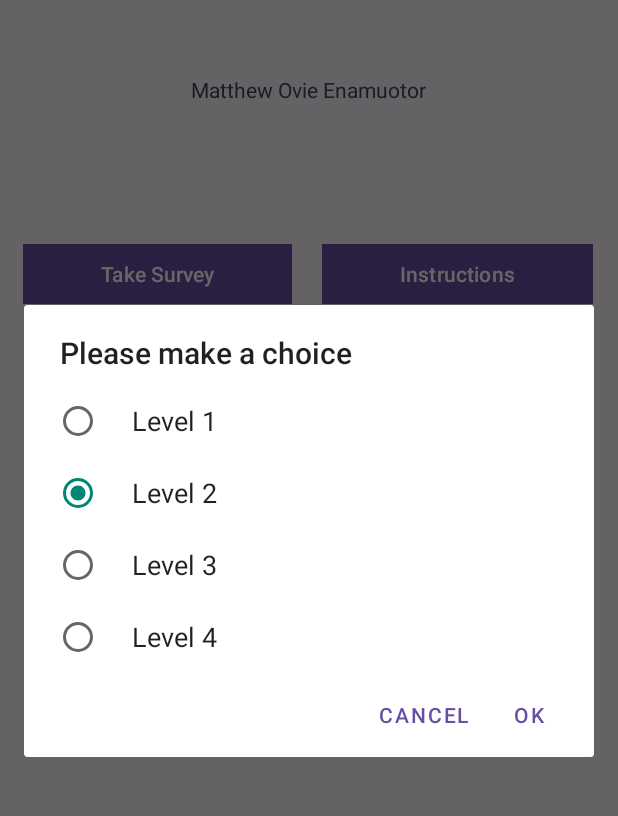
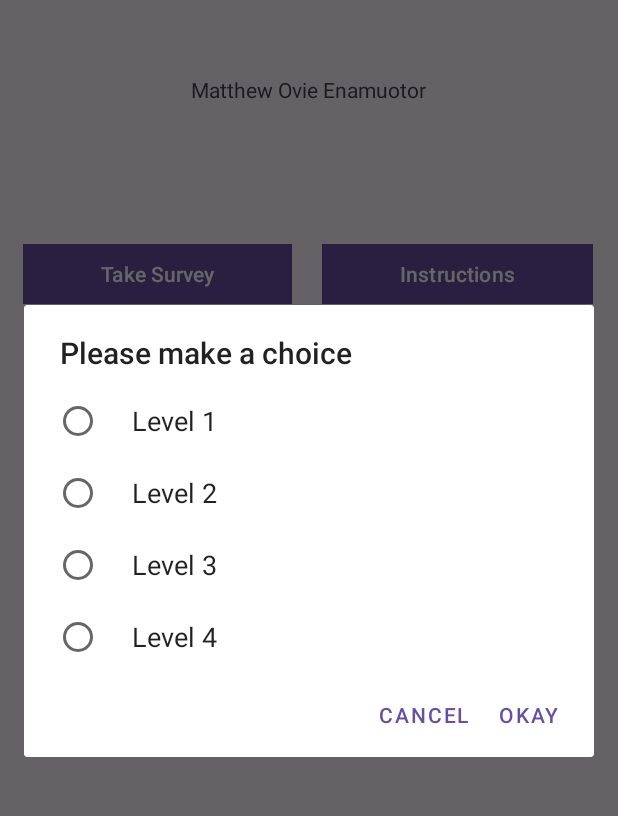
Before and after one commit to oviematthew/fragmentListViewDialog, an Android app: the screen it shows after launch (MainActivity), after a tap on "Take Survey", on a phone screen of 412 x 824 dp, the part 87-903 px from its top. Run offline under Robolectric (Android 15) with nearby library versions, the phone set to English and light mode, and no system bars.

Commit message:
cleaned code

```diff
--- a/app/src/main/java/com/example/lab1/SurveyFragment.kt
+++ b/app/src/main/java/com/example/lab1/SurveyFragment.kt
@@ -34,10 +34,10 @@ class SurveyFragment : DialogFragment() {
                     dialog, which ->
                 sendMessages!!.choiceMade(which)
             })
-            .setPositiveButton(android.R.string.ok, DialogInterface.OnClickListener {
+            .setPositiveButton(R.string.ok, DialogInterface.OnClickListener {
                     dialog, which -> Log.d("confirmation dialog", "positive button")
             })
-            .setNegativeButton(android.R.string.cancel, DialogInterface.OnClickListener {
+            .setNegativeButton(R.string.cancel, DialogInterface.OnClickListener {
                     dialog, which -> Log.d("confirmation dialog", "negative button")
             }).create()
 
@@ -46,7 +46,9 @@ class SurveyFragment : DialogFragment() {
     companion object {
 
         var levels = arrayOf( "Level 1", "Level 2", "Level 3", "Level 4")
-        var checkedItem = 1
+
+        //select nothing first
+        var checkedItem = -1
 
         @JvmStatic
         open fun newInstance(title: Int):
--- a/app/src/main/res/values/strings.xml
+++ b/app/src/main/res/values/strings.xml
@@ -6,5 +6,7 @@
     <string name="instructions">Instructions</string>
     <string name="choice">Please make a choice</string>
     <string name="confirm">Survey Dialog Fragment</string>
+    <string name="ok">Okay</string>
+    <string name="cancel">Cancel</string>
     <string name="hello_blank_fragment">Hello blank fragment</string>
 </resources>
```
